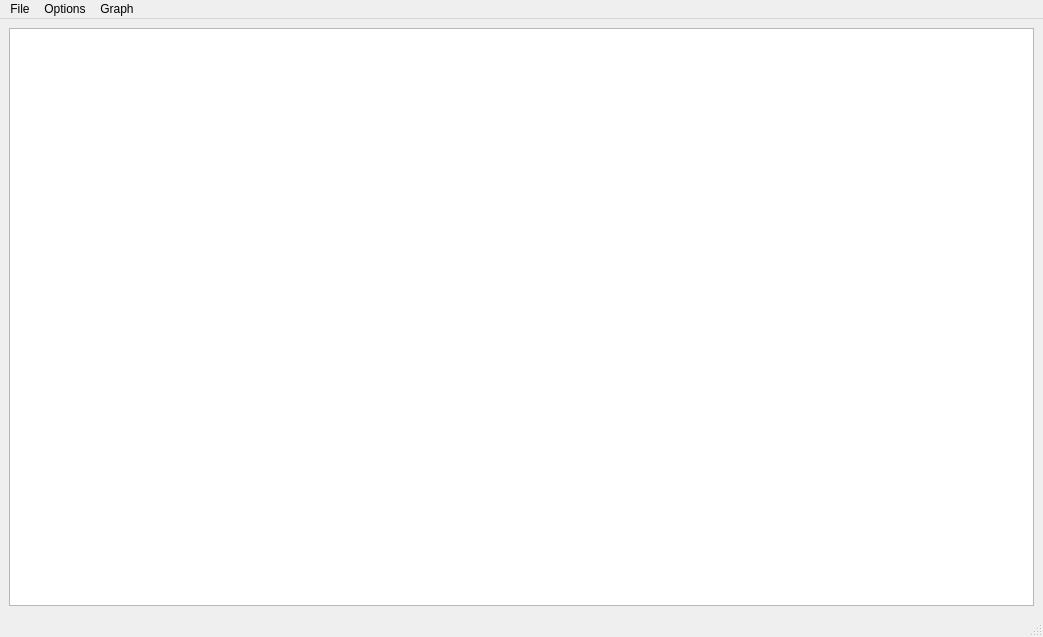
Before: the Qt Designer form magicPlot.ui in benji77fr/magicPlot, drawn with Qt 5.
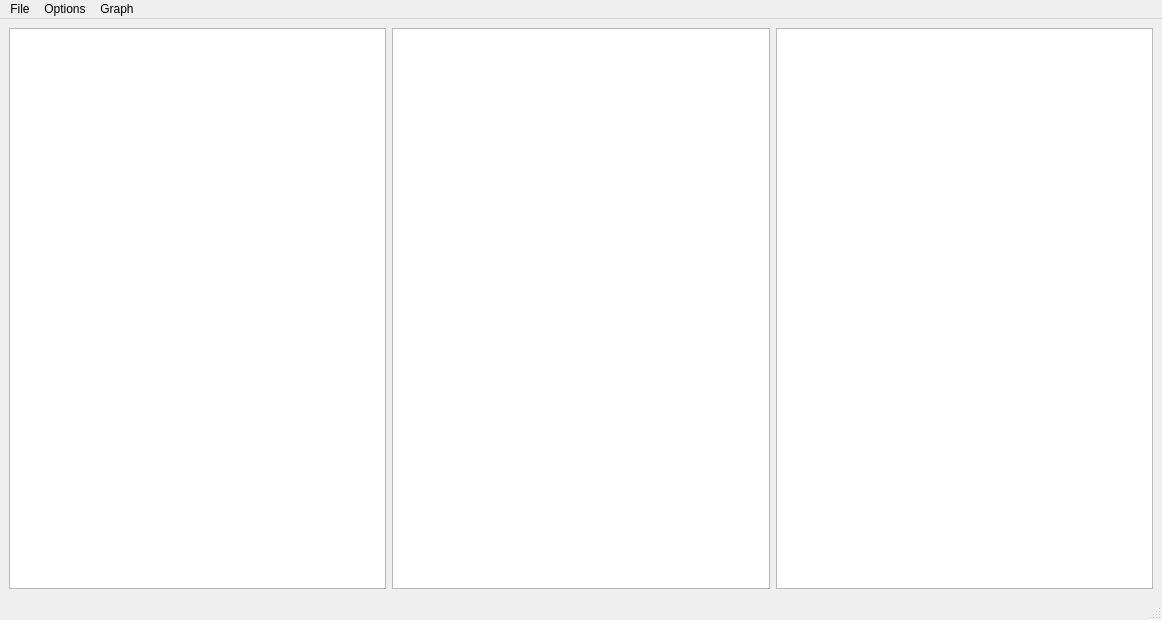
After: the same form once the commit is applied.

Diff of the .ui file:
```diff
--- a/magicPlot.ui
+++ b/magicPlot.ui
@@ -6,8 +6,8 @@
    <rect>
     <x>0</x>
     <y>0</y>
-    <width>1043</width>
-    <height>637</height>
+    <width>1162</width>
+    <height>620</height>
    </rect>
   </property>
   <property name="windowTitle">
@@ -17,7 +17,7 @@
    <property name="enabled">
     <bool>true</bool>
    </property>
-   <layout class="QVBoxLayout" name="verticalLayout">
+   <layout class="QHBoxLayout" name="horizontalLayout_3" stretch="1,1,1">
     <item>
      <layout class="QHBoxLayout" name="horizontalLayout">
       <item>
@@ -25,6 +25,20 @@
       </item>
      </layout>
     </item>
+    <item>
+     <layout class="QHBoxLayout" name="horizontalLayout3">
+      <item>
+       <widget class="QTableView" name="tableView3"/>
+      </item>
+     </layout>
+    </item>
+    <item>
+     <layout class="QHBoxLayout" name="horizontalLayout2">
+      <item>
+       <widget class="QTableView" name="tableView2"/>
+      </item>
+     </layout>
+    </item>
    </layout>
   </widget>
   <widget class="QMenuBar" name="menubar">
@@ -32,7 +46,7 @@
     <rect>
      <x>0</x>
      <y>0</y>
-     <width>1043</width>
+     <width>1162</width>
      <height>22</height>
     </rect>
    </property>
```
